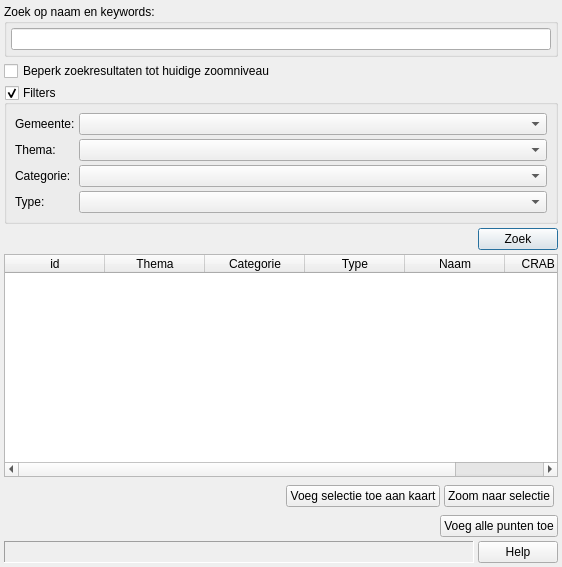
This is ui_geopunt4QgisPoi.ui in warrieka/geopunt4Qgis as Qt 5 draws it before an edit. The edited form follows.
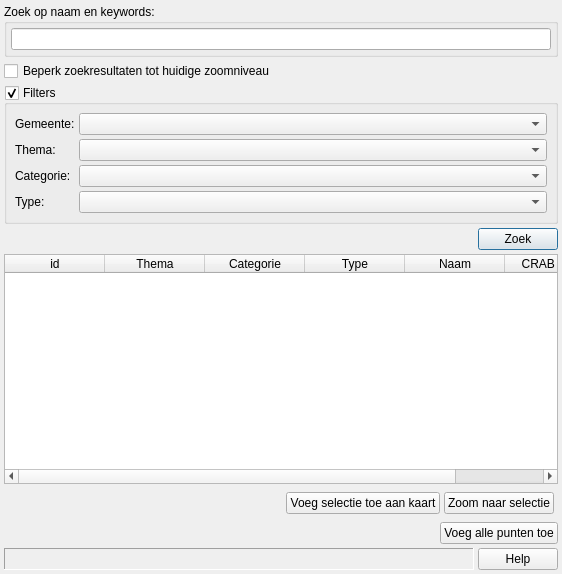
This is the edited form. Icons and pictures are not drawn.

Patch:
```diff
--- a/ui_geopunt4QgisPoi.ui
+++ b/ui_geopunt4QgisPoi.ui
@@ -8,7 +8,7 @@
     <x>0</x>
     <y>0</y>
     <width>562</width>
-    <height>567</height>
+    <height>574</height>
    </rect>
   </property>
   <property name="contextMenuPolicy">
```
